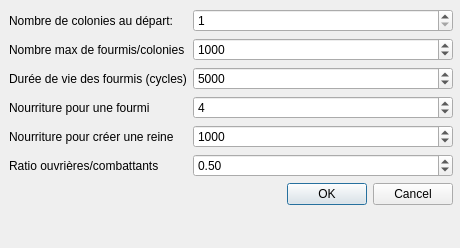
Above: Ant/settings.ui from nealith/Ant before the change. Below: the same form after it.
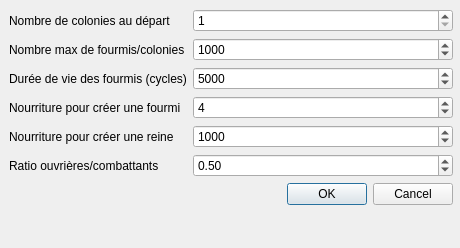
That is the form after the change.

Patch:
```diff
--- a/Ant/settings.ui
+++ b/Ant/settings.ui
@@ -26,7 +26,7 @@
     <item row="0" column="0">
      <widget class="QLabel" name="label">
       <property name="text">
-       <string>Nombre de colonies au départ:</string>
+       <string>Nombre de colonies au départ</string>
       </property>
      </widget>
     </item>
@@ -83,7 +83,7 @@
     <item row="3" column="0">
      <widget class="QLabel" name="label_3">
       <property name="text">
-       <string>Nourriture pour une fourmi</string>
+       <string>Nourriture pour créer une fourmi</string>
       </property>
      </widget>
     </item>
```
